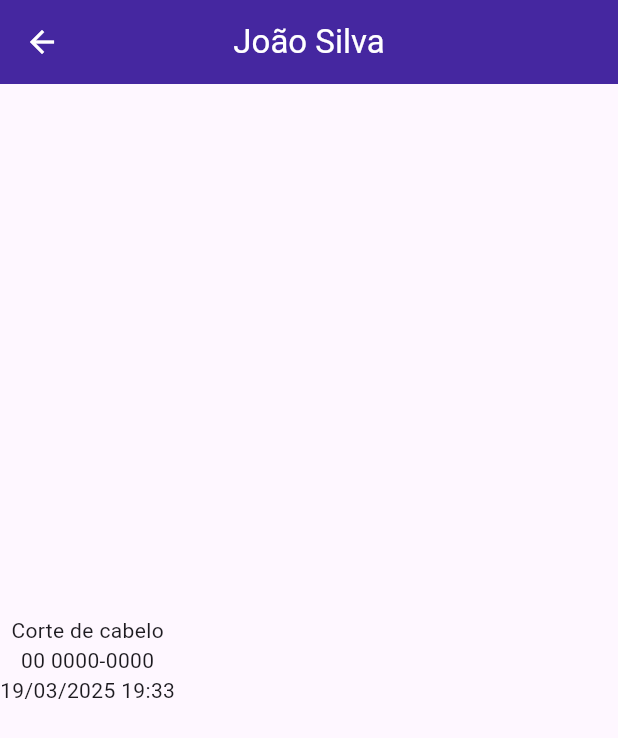
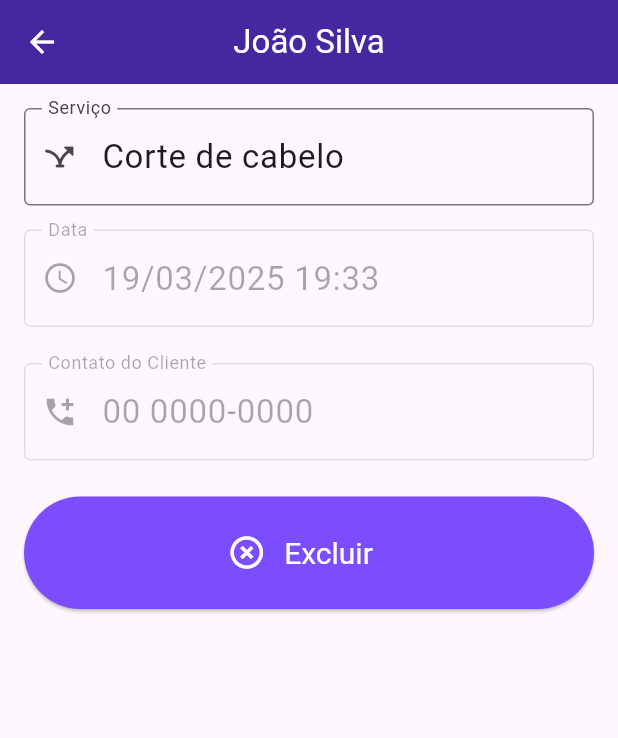
Before and after one commit to Gabriel-Leal29/agendamentosMobileDart, a Flutter app: the screen it shows after launch, after a tap on "Nome do cliente", on a phone screen of 412 x 824 dp. Shown: the top 738 px of the screen. Run offline on Flutter 3.47's test engine with Material 3 defaults, Android fonts, the phone set to English and light mode, and no system bars.

Commit message:
Adicionado a tela de detalhes do agendamento

```diff
--- a/lib/main.dart
+++ b/lib/main.dart
@@ -1,12 +1,13 @@
 import 'package:agendamentos_mobile_dart/pages/home_page.dart';
 import 'package:flutter/material.dart';
+import 'package:intl/date_symbol_data_local.dart';
 
-void main() {
-  runApp(
-    MaterialApp(
-      home: MyApp(),
-    ),
-  );
+void main() async {
+  //inicializando o LocaleBR
+  WidgetsFlutterBinding.ensureInitialized();
+  await initializeDateFormatting('pt_BR', null);
+
+  runApp(const MyApp());
 }
 
 //temas de cores padrão
@@ -21,19 +22,29 @@ class MyApp extends StatelessWidget {
       theme: ThemeData(
         primaryColor: Colors.blue,
 
-        // 🔹 AppBar padrão
-        appBarTheme:  AppBarTheme(
+        //AppBar padrão
+        appBarTheme: AppBarTheme(
           backgroundColor: Colors.deepPurple[800],
           foregroundColor: Colors.white, // ícones e texto
           centerTitle: true,
         ),
 
-        // 🔹 BottomNavigationBar padrão
+        // BottomNavigationBar padrão
         bottomNavigationBarTheme: BottomNavigationBarThemeData(
           backgroundColor: Colors.deepPurple[800],
           selectedItemColor: Colors.white,
           unselectedItemColor: Colors.white70,
           type: BottomNavigationBarType.fixed,
+        ),
+
+        //para botão
+        elevatedButtonTheme: ElevatedButtonThemeData(
+          style: ElevatedButton.styleFrom(
+            backgroundColor: Colors.deepPurpleAccent,
+            foregroundColor: Colors.white,
+            textStyle: const TextStyle(fontSize: 18),
+            padding: const EdgeInsets.symmetric(vertical: 14),
+          ),
         ),
       ),
 
--- a/lib/pages/mostrar_detalhes_agendamento_page.dart
+++ b/lib/pages/mostrar_detalhes_agendamento_page.dart
@@ -7,35 +7,97 @@ import '../models/agendamento.dart';
 class MostrarDetalhesAgendamento extends StatefulWidget {
   final Agendamento agendamento;
 
-  MostrarDetalhesAgendamento({Key? key, required this.agendamento}) : super(key:key);
+  MostrarDetalhesAgendamento({Key? key, required this.agendamento})
+    : super(key: key);
 
   @override
-  State<StatefulWidget> createState()  => _MostrarDetalhesAgendamento();
+  State<StatefulWidget> createState() => _MostrarDetalhesAgendamento();
 }
 
-class _MostrarDetalhesAgendamento extends State<MostrarDetalhesAgendamento>{
+class _MostrarDetalhesAgendamento extends State<MostrarDetalhesAgendamento> {
+  //form
+  final _form = GlobalKey<FormState>();
+  final _servico = TextEditingController();
+  final _data = TextEditingController();
+  final _contato = TextEditingController();
 
   //métodos
   String formatarData(DateTime data) {
     return DateFormat('dd/MM/yyyy HH:mm', 'pt_BR').format(data);
   }
 
+  excluirAgendamento() {}
+
+  @override
+  void initState() {
+    super.initState();
+    _servico.text = widget.agendamento.servico;
+    _data.text = formatarData(widget.agendamento.data);
+    _contato.text = widget.agendamento.cliente.celular;
+  }
+
   @override
   Widget build(BuildContext context) {
     return Scaffold(
-      appBar: AppBar(
-        title: Text(widget.agendamento.cliente.nome),
-      ),
-      body: Column(
-        mainAxisAlignment: MainAxisAlignment.center,
-        crossAxisAlignment: CrossAxisAlignment.center,
-        children: [
-          Text(widget.agendamento.servico),
-          Text(widget.agendamento.cliente.celular),
-          Text(formatarData(widget.agendamento.data)),
-        ],
+      appBar: AppBar(title: Text(widget.agendamento.cliente.nome)),
+      body: Padding(
+        padding: EdgeInsets.all(16.0),
+        child: Form(
+          key: _form,
+          child: Column(
+            children: [
+              TextFormField(
+                controller: _servico, //valor digitado
+                style: const TextStyle(fontSize: 22),
+                decoration: const InputDecoration(
+                  border: OutlineInputBorder(),
+                  labelText: 'Serviço',
+                  prefixIcon: Icon(Icons.airline_stops_rounded),
+                ),
+              ),
+              SizedBox(height: 16),
+              TextFormField(
+                controller: _data,
+                style: const TextStyle(fontSize: 22),
+                decoration: const InputDecoration(
+                  border: OutlineInputBorder(),
+                  labelText: 'Data',
+                  prefixIcon: Icon(Icons.access_time),
+                ),
+                enabled: false, //desativado
+              ),
+              SizedBox(height: 24),
+              TextFormField(
+                controller: _contato,
+                style: const TextStyle(fontSize: 22),
+                decoration: const InputDecoration(
+                  border: OutlineInputBorder(),
+                  labelText: 'Contato do Cliente',
+                  prefixIcon: Icon(Icons.add_ic_call),
+                ),
+                enabled: false, //desativado
+              ),
+              Container(
+                alignment: Alignment.bottomCenter,
+                margin: const EdgeInsets.only(top: 24),
+                child: ElevatedButton(
+                  onPressed: excluirAgendamento,
+                  child: Row(
+                    mainAxisAlignment: MainAxisAlignment.center,
+                    children: const [
+                      Icon(Icons.highlight_remove, size: 26,),
+                      Padding(
+                        padding: EdgeInsets.all(12),
+                        child: Text('Excluir', style: TextStyle(fontSize: 20)),
+                      ),
+                    ],
+                  ),
+                ),
+              ),
+            ],
+          ),
+        ),
       ),
     );
   }
-
 }
```
